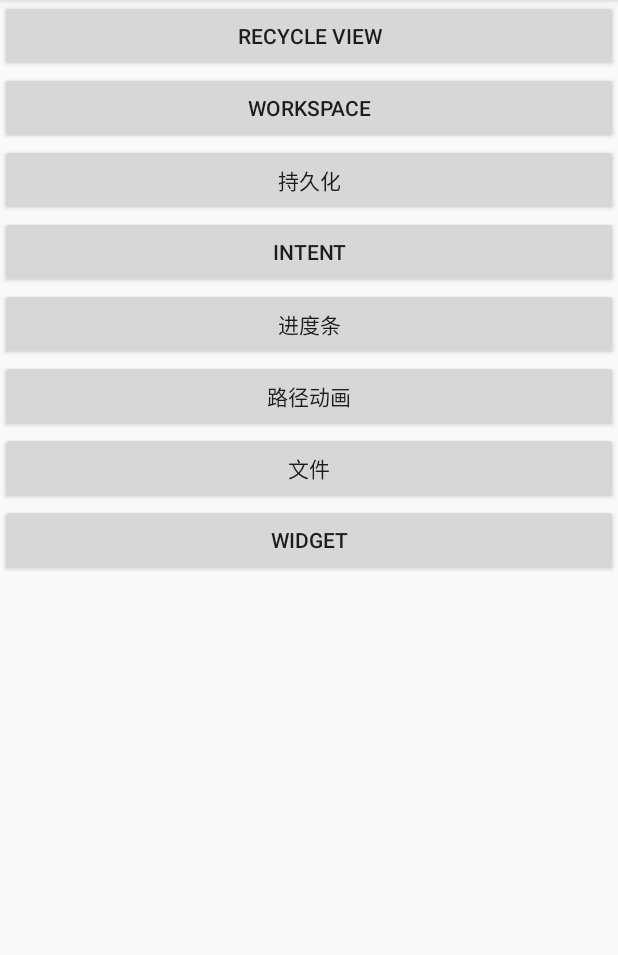
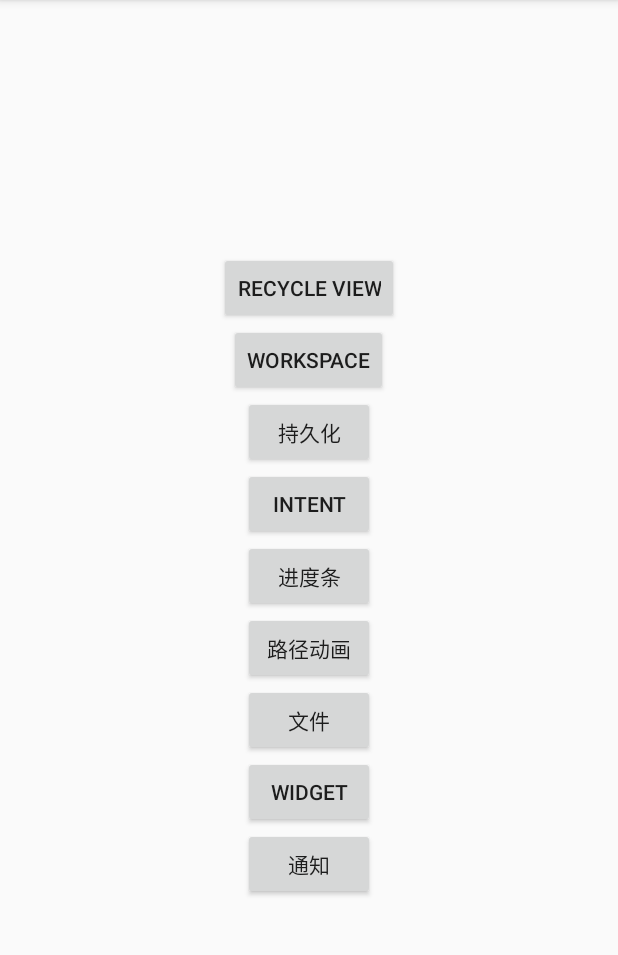
Before and after one commit to Puffer987/AdolfTool, an Android app: the screen it shows after launch (MainActivity), on a phone screen of 412 x 824 dp, the part 84-1039 px from its top. Run offline under Robolectric (Android 15) with nearby library versions, the phone set to English and light mode, and no system bars; our stand-ins replace ButterKnife; Roboto replaces fonts that are not available here.

Commit message:
[add] 通知栏

```diff
--- a/app/src/main/AndroidManifest.xml
+++ b/app/src/main/AndroidManifest.xml
@@ -5,6 +5,8 @@
     <uses-permission android:name="android.permission.WRITE_EXTERNAL_STORAGE" />
     <uses-permission android:name="android.permission.INTERNET" />
     <uses-permission android:name="com.android.alarm.permission.SET_ALARM" />
+    <uses-permission android:name="android.permission.VIBRATE" />
+    <uses-permission android:name="android.permission.FLASHLIGHT" />
 
     <application
         android:allowBackup="true"
@@ -13,7 +15,8 @@
         android:roundIcon="@mipmap/ic_launcher_round"
         android:supportsRtl="true"
         android:theme="@style/AppTheme">
-        <activity android:name=".widget.WidgetActivity"></activity>
+        <activity android:name=".notification.NotificationActivity"></activity>
+        <activity android:name=".widget.WidgetActivity" />
 
         <receiver android:name=".widget.DaysWidget">
             <intent-filter>
--- a/app/src/main/java/cn/adolf/adolf/MainActivity.java
+++ b/app/src/main/java/cn/adolf/adolf/MainActivity.java
@@ -19,6 +19,7 @@ import butterknife.OnClick;
 import cn.adolf.adolf.file.FileActivity;
 import cn.adolf.adolf.intent.StartIntentActivity;
 import cn.adolf.adolf.animRv.RvAdvanceActivity;
+import cn.adolf.adolf.notification.NotificationActivity;
 import cn.adolf.adolf.pathAnim.PathAnimActivity;
 import cn.adolf.adolf.widget.DaysWidgetConfigureActivity;
 import cn.adolf.adolf.widget.WidgetActivity;
@@ -42,7 +43,7 @@ public class MainActivity extends AppCompatActivity {
 
     @OnClick({R.id.rv_advance, R.id.workspace, R.id.database_provider,
             R.id.start_intent, R.id.start_progress, R.id.start_pathanim,
-            R.id.start_file, R.id.start_widget})
+            R.id.start_file, R.id.start_widget,R.id.start_notification})
     public void onViewClicked(View view) {
         switch (view.getId()) {
             case R.id.rv_advance:
@@ -68,6 +69,9 @@ public class MainActivity extends AppCompatActivity {
                 break;
             case R.id.start_widget:
                 startActivity(new Intent(this, WidgetActivity.class));
+                break;
+                case R.id.start_notification:
+                startActivity(new Intent(this, NotificationActivity.class));
                 break;
         }
     }
--- a/app/src/main/res/layout/activity_main.xml
+++ b/app/src/main/res/layout/activity_main.xml
@@ -2,55 +2,71 @@
 <LinearLayout xmlns:android="http://schemas.android.com/apk/res/android"
     xmlns:app="http://schemas.android.com/apk/res-auto"
     xmlns:tools="http://schemas.android.com/tools"
-    android:layout_width="match_parent"
+    android:layout_width="wrap_content"
     android:layout_height="match_parent"
+    android:orientation="horizontal"
+    android:layout_gravity="center"
+    tools:context=".MainActivity">
+
+    <LinearLayout
+        android:layout_width="wrap_content"
         android:orientation="vertical"
-    tools:context=".MainActivity">
+        android:gravity="center"
+        android:layout_height="match_parent">
 
 
         <Button
             android:id="@+id/rv_advance"
-        android:layout_width="match_parent"
+            android:layout_width="wrap_content"
             android:layout_height="wrap_content"
             android:text="recycle View" />
 
         <Button
             android:id="@+id/workspace"
-        android:layout_width="match_parent"
+            android:layout_width="wrap_content"
             android:layout_height="wrap_content"
             android:text="workSpace" />
 
         <Button
             android:id="@+id/database_provider"
-        android:layout_width="match_parent"
+            android:layout_width="wrap_content"
             android:layout_height="wrap_content"
             android:text="持久化" />
 
         <Button
             android:id="@+id/start_intent"
-        android:layout_width="match_parent"
+            android:layout_width="wrap_content"
             android:layout_height="wrap_content"
             android:text="Intent" />
 
         <Button
             android:id="@+id/start_progress"
-        android:layout_width="match_parent"
+            android:layout_width="wrap_content"
             android:layout_height="wrap_content"
             android:text="进度条" />
 
         <Button
             android:id="@+id/start_pathanim"
-        android:layout_width="match_parent"
+            android:layout_width="wrap_content"
             android:layout_height="wrap_content"
             android:text="路径动画" />
+
         <Button
             android:id="@+id/start_file"
-        android:layout_width="match_parent"
+            android:layout_width="wrap_content"
             android:layout_height="wrap_content"
             android:text="文件" />
+
         <Button
             android:id="@+id/start_widget"
-        android:layout_width="match_parent"
+            android:layout_width="wrap_content"
             android:layout_height="wrap_content"
             android:text="widget" />
+
+        <Button
+            android:id="@+id/start_notification"
+            android:layout_width="wrap_content"
+            android:layout_height="wrap_content"
+            android:text="通知" />
     </LinearLayout>
+</LinearLayout>
```
Also changed, not shown: app/src/main/java/cn/adolf/adolf/notification/NotificationActivity.java (added, +96 -0 lines), app/src/main/res/layout/activity_notification.xml (added, +29 -0 lines), app/src/main/res/mipmap-xhdpi/ic_download.png (added), app/src/main/res/mipmap-xhdpi/ic_download_big.png (added), app/src/main/res/mipmap-xhdpi/ic_download_small.png (added). Lines whose indentation alone changed are shown as unchanged.
